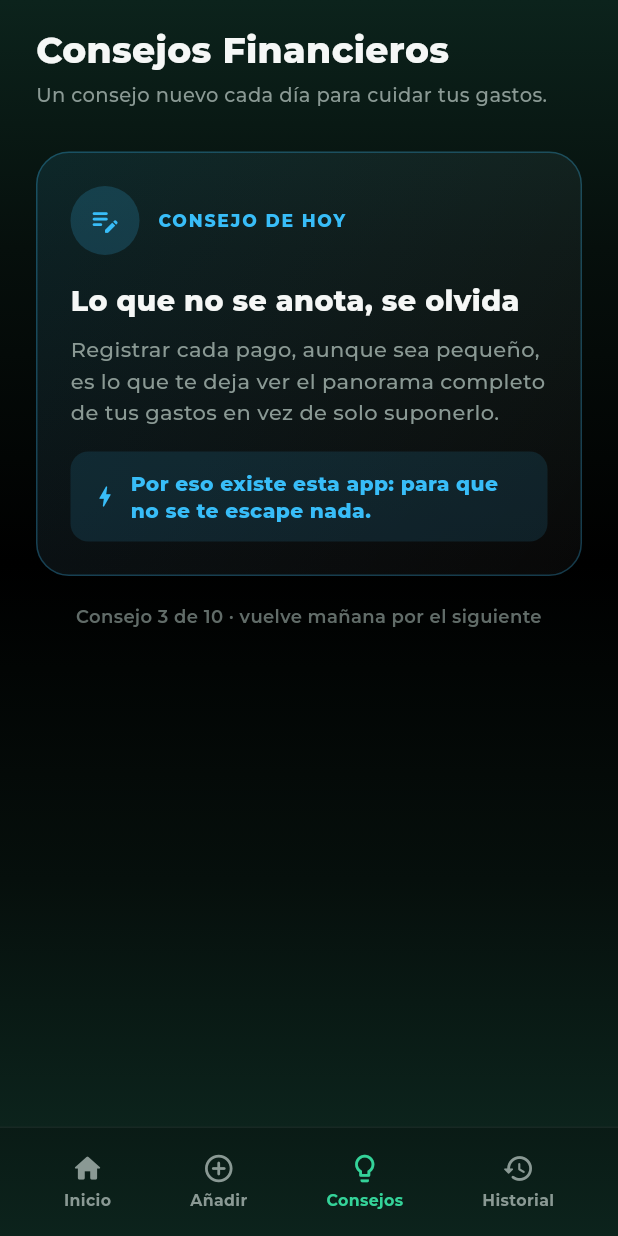
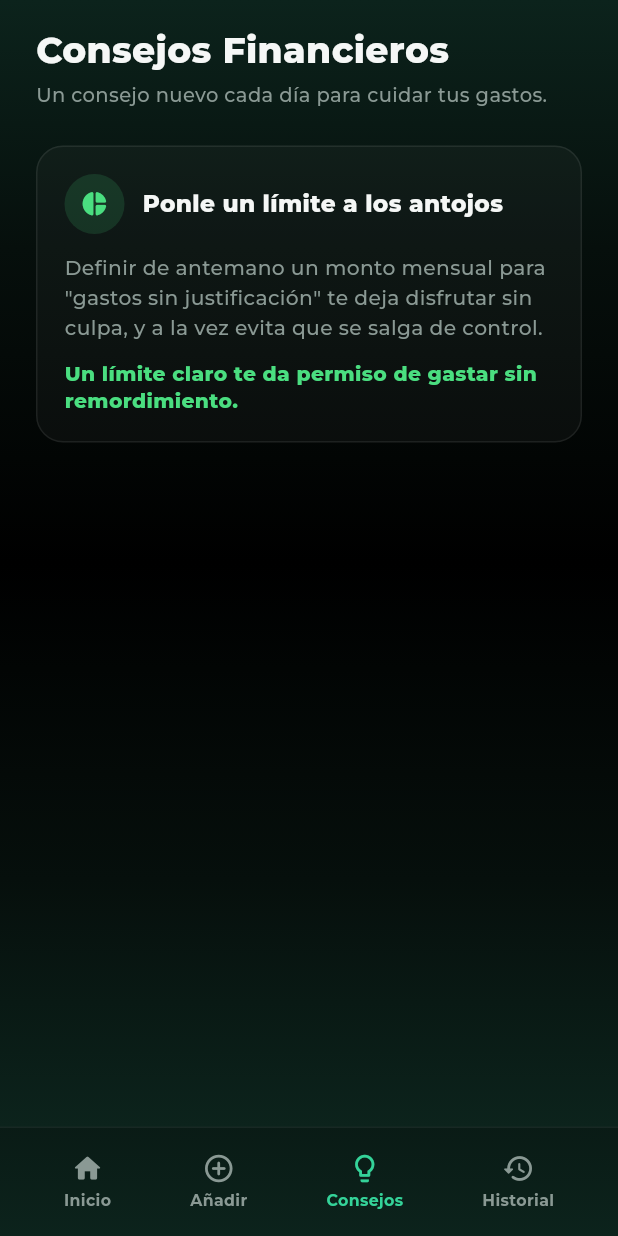
Before and after one commit to Luis2Sosa/pagolisto_app, a Flutter app: the MainNavigationScreen screen opened by its route, item 3 of the bottom bar chosen, on a phone screen of 412 x 824 dp. Run offline on Flutter 3.47's test engine with Material 3 defaults, Android fonts, the phone set to English and light mode, and no system bars; our stand-ins replace google_fonts, shared_preferences; accounts and stored records are empty.

Commit message:
Ajustando pantalla de consejos

```diff
--- a/lib/screens/tips_screen.dart
+++ b/lib/screens/tips_screen.dart
@@ -6,8 +6,10 @@
 
 /// Pantalla de "Consejos Financieros": muestra un solo consejo, el
 /// que corresponde al día de hoy (ver `tipDelDia` en
-/// financial_tip.dart), en una tarjeta grande y llamativa. Al día
-/// siguiente, sin que el usuario haga nada, el consejo cambia solo.
+/// financial_tip.dart), en una tarjeta con el mismo estilo visual
+/// que el resto de la app (mismo tipo de borde y fondo que las
+/// tarjetas de "Próximos Pagos" e "Historial"). Al día siguiente,
+/// sin que el usuario haga nada, el consejo cambia solo.
 ///
 /// El contenido es curado (no depende de los pagos del usuario), así
 /// que esta pantalla no necesita escuchar a PaymentsController.
@@ -17,7 +19,6 @@
   @override
   Widget build(BuildContext context) {
     final tip = tipDelDia();
-    final numero = numeroDeTipDelDia();
 
     return Container(
       width: double.infinity,
@@ -48,21 +49,8 @@
                   color: AppColors.textMuted,
                 ),
               ),
-              const SizedBox(height: 28),
+              const SizedBox(height: 24),
               _TipOfTheDayCard(tip: tip),
-              const SizedBox(height: 18),
-              Center(
-                child: Text(
-                  'Consejo $numero de ${financialTips.length} · vuelve mañana '
-                      'por el siguiente',
-                  textAlign: TextAlign.center,
-                  style: GoogleFonts.montserrat(
-                    fontSize: 12,
-                    fontWeight: FontWeight.w600,
-                    color: AppColors.textMuted.withOpacity(0.7),
-                  ),
-                ),
-              ),
             ],
           ),
         ),
@@ -80,18 +68,11 @@
   Widget build(BuildContext context) {
     return Container(
       width: double.infinity,
-      padding: const EdgeInsets.all(22),
+      padding: const EdgeInsets.all(18),
       decoration: BoxDecoration(
-        borderRadius: BorderRadius.circular(22),
-        border: Border.all(color: tip.color.withOpacity(0.28)),
-        gradient: LinearGradient(
-          begin: Alignment.topLeft,
-          end: Alignment.bottomRight,
-          colors: [
-            tip.color.withOpacity(0.10),
-            Colors.white.withOpacity(0.03),
-          ],
-        ),
+        borderRadius: BorderRadius.circular(18),
+        border: Border.all(color: Colors.white.withOpacity(0.08)),
+        color: Colors.white.withOpacity(0.03),
       ),
       child: Column(
         crossAxisAlignment: CrossAxisAlignment.start,
@@ -99,63 +80,41 @@
           Row(
             children: [
               Container(
-                width: 46,
-                height: 46,
+                width: 40,
+                height: 40,
                 alignment: Alignment.center,
                 decoration: BoxDecoration(
                   shape: BoxShape.circle,
-                  color: tip.color.withOpacity(0.18),
+                  color: tip.color.withOpacity(0.14),
                 ),
-                child: Icon(tip.icono, color: tip.color, size: 22),
+                child: Icon(tip.icono, color: tip.color, size: 19),
               ),
               const SizedBox(width: 12),
               Expanded(
                 child: Text(
-                  'CONSEJO DE HOY',
+                  tip.titulo,
                   style: GoogleFonts.montserrat(
-                    fontSize: 11.5,
+                    fontSize: 15.5,
                     fontWeight: FontWeight.w800,
-                    color: tip.color,
-                    letterSpacing: 1.2,
+                    color: AppColors.textPrimary,
+                    height: 1.25,
                   ),
                 ),
               ),
             ],
           ),
-          const SizedBox(height: 18),
-          Text(
-            tip.titulo,
-            style: GoogleFonts.montserrat(
-              fontSize: 19,
-              fontWeight: FontWeight.w800,
-              color: AppColors.textPrimary,
-              height: 1.25,
-            ),
-          ),
-          const SizedBox(height: 10),
+          const SizedBox(height: 12),
           Text(
             tip.descripcion,
             style: GoogleFonts.montserrat(
-              fontSize: 14,
+              fontSize: 13.5,
               fontWeight: FontWeight.w500,
               color: AppColors.textMuted,
               height: 1.5,
             ),
           ),
-          const SizedBox(height: 16),
-          Container(
-            width: double.infinity,
-            padding: const EdgeInsets.symmetric(horizontal: 14, vertical: 12),
-            decoration: BoxDecoration(
-              borderRadius: BorderRadius.circular(12),
-              color: tip.color.withOpacity(0.12),
-            ),
-            child: Row(
-              children: [
-                Icon(Icons.bolt_rounded, color: tip.color, size: 18),
-                const SizedBox(width: 8),
-                Expanded(
-                  child: Text(
+          const SizedBox(height: 12),
+          Text(
             tip.highlight,
             style: GoogleFonts.montserrat(
               fontSize: 13.5,
@@ -164,10 +123,6 @@
               height: 1.35,
             ),
           ),
-                ),
-              ],
-            ),
-          ),
         ],
       ),
     );
```
Also changed, not shown: lib/models/financial_tip.dart (+201 -8 lines). Lines whose indentation alone changed are shown as unchanged.
